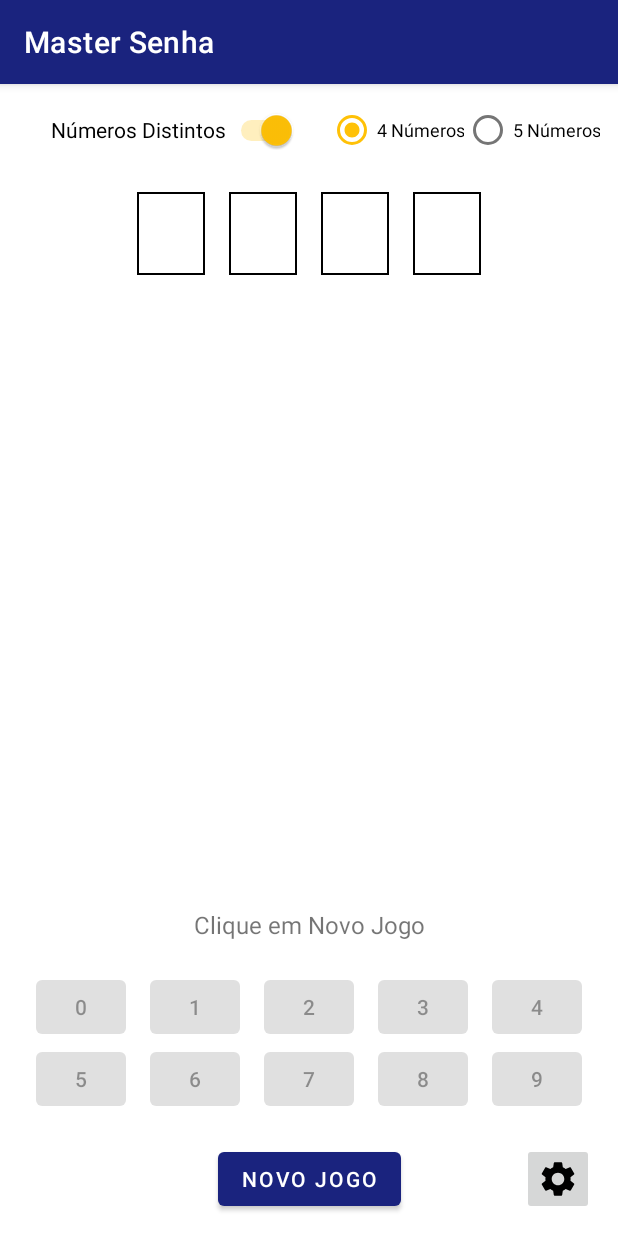
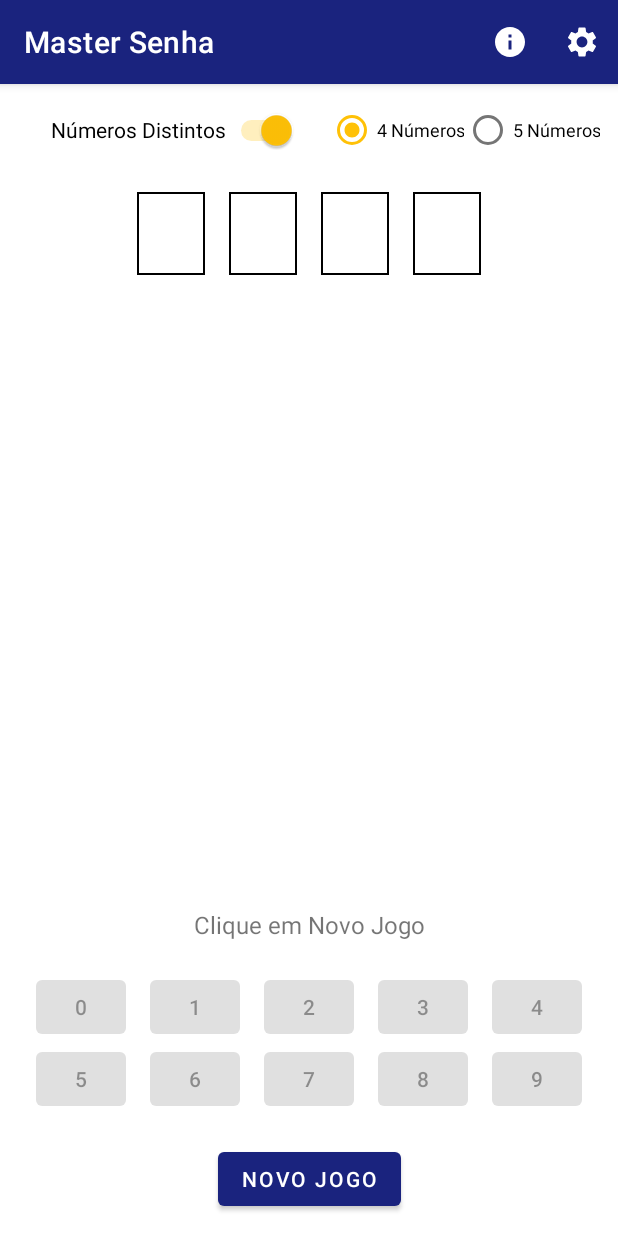
Before and after one commit to fleichtweis/MasterSenha, an Android app: the screen it shows after launch (MainActivity), on a phone screen of 412 x 824 dp. Run offline under Robolectric (Android 15) with nearby library versions, the phone set to English and light mode, and no system bars.

Commit message:
Adicionado menu configurações e informações, e as respectivas Activity's.

```diff
--- a/app/src/main/java/com/fleichtweis/mastersenha/MainActivity.kt
+++ b/app/src/main/java/com/fleichtweis/mastersenha/MainActivity.kt
@@ -13,6 +13,8 @@ import android.text.Spanned
 import android.text.style.BackgroundColorSpan
 import android.text.style.ForegroundColorSpan
 import android.util.Log
+import android.view.Menu
+import android.view.MenuItem
 import android.view.View
 import android.widget.*
 import androidx.core.text.toSpannable
@@ -44,7 +46,6 @@ class MainActivity : AppCompatActivity() {
     // Componentes da activity
     // Botões
     lateinit var btnNovoAndTesteJogo: Button
-    lateinit var btnConfiguracoes: ImageButton
     lateinit var btnReset: ImageButton
     lateinit var switchNumerosDistintos: Switch
     lateinit var radioBtn4Numeros: RadioButton
@@ -100,12 +101,12 @@ class MainActivity : AppCompatActivity() {
         setContentView(R.layout.activity_main)
 
         btnNovoAndTesteJogo = findViewById(R.id.btn_newAndTestGame)
-        btnConfiguracoes = findViewById(R.id.imageBtnConfig)
 
         btnReset = findViewById(R.id.imageBtnReset)
         radioBtn4Numeros = findViewById(R.id.radioBtn4numeros)
         radioBtn5Numeros = findViewById(R.id.radioBtn5numeros)
         switchNumerosDistintos = findViewById(R.id.switch_numerosDistintos)
+
 
         btn0 = findViewById(R.id.btn0)
         btn1 = findViewById(R.id.btn1)
@@ -183,10 +184,7 @@ class MainActivity : AppCompatActivity() {
             }
         }
 
-        btnConfiguracoes.setOnClickListener {
-            val intent = Intent(this, ConfiguracoesActivity::class.java)
-            startActivity(intent)
-        }
+
 
         //Função já chama as configurações iniciais
         componentesQuintoDigito()
@@ -196,6 +194,33 @@ class MainActivity : AppCompatActivity() {
 
     }
 
+    //Menu
+    override fun onCreateOptionsMenu(menu: Menu?): Boolean {
+        menuInflater.inflate(R.menu.menu, menu)
+        return true
+    }
+
+    //Menu - Itens
+    override fun onOptionsItemSelected(item: MenuItem): Boolean {
+        val id = item.itemId
+
+        if (id == R.id.menu_configuracoes){
+            if (!jogando){
+                val intent = Intent(this, ConfiguracoesActivity::class.java)
+                startActivity(intent)
+                return true
+            }
+        }
+        if (id == R.id.menu_informacoes){
+            if (!jogando){
+                val intent = Intent(this, InformacoesActivity::class.java)
+                startActivity(intent)
+                return true
+            }
+        }
+
+        return super.onOptionsItemSelected(item)
+    }
 
     //Clique em um dos textviews da tentativa de senha
     fun textviewTentativa(view: View){
@@ -628,14 +653,12 @@ class MainActivity : AppCompatActivity() {
         if (jogando){
             btnReset.isEnabled = true
             btnReset.visibility = View.VISIBLE
-            btnConfiguracoes.isEnabled = false
             switchNumerosDistintos.isEnabled = false
             radioBtn4Numeros.isEnabled = false
             radioBtn5Numeros.isEnabled = false
         } else{
             btnReset.isEnabled = false
             btnReset.visibility = View.INVISIBLE
-            btnConfiguracoes.isEnabled = true
             switchNumerosDistintos.isEnabled = true
             radioBtn4Numeros.isEnabled = true
             radioBtn5Numeros.isEnabled = true
--- /dev/null
+++ b/app/src/main/res/drawable/ic_baseline_info_24.xml
@@ -0,0 +1,5 @@
+<vector android:height="24dp" android:tint="#FFFFFF"
+    android:viewportHeight="24" android:viewportWidth="24"
+    android:width="24dp" xmlns:android="http://schemas.android.com/apk/res/android">
+    <path android:fillColor="@android:color/white" android:pathData="M12,2C6.48,2 2,6.48 2,12s4.48,10 10,10 10,-4.48 10,-10S17.52,2 12,2zM13,17h-2v-6h2v6zM13,9h-2L11,7h2v2z"/>
+</vector>
--- a/app/src/main/res/drawable/ic_baseline_settings_24.xml
+++ b/app/src/main/res/drawable/ic_baseline_settings_24.xml
@@ -1,4 +1,4 @@
-<vector android:height="24dp" android:tint="#000000"
+<vector android:height="24dp" android:tint="#FFFFFF"
     android:viewportHeight="24" android:viewportWidth="24"
     android:width="24dp" xmlns:android="http://schemas.android.com/apk/res/android">
     <path android:fillColor="@android:color/white" android:pathData="M19.14,12.94c0.04,-0.3 0.06,-0.61 0.06,-0.94c0,-0.32 -0.02,-0.64 -0.07,-0.94l2.03,-1.58c0.18,-0.14 0.23,-0.41 0.12,-0.61l-1.92,-3.32c-0.12,-0.22 -0.37,-0.29 -0.59,-0.22l-2.39,0.96c-0.5,-0.38 -1.03,-0.7 -1.62,-0.94L14.4,2.81c-0.04,-0.24 -0.24,-0.41 -0.48,-0.41h-3.84c-0.24,0 -0.43,0.17 -0.47,0.41L9.25,5.35C8.66,5.59 8.12,5.92 7.63,6.29L5.24,5.33c-0.22,-0.08 -0.47,0 -0.59,0.22L2.74,8.87C2.62,9.08 2.66,9.34 2.86,9.48l2.03,1.58C4.84,11.36 4.8,11.69 4.8,12s0.02,0.64 0.07,0.94l-2.03,1.58c-0.18,0.14 -0.23,0.41 -0.12,0.61l1.92,3.32c0.12,0.22 0.37,0.29 0.59,0.22l2.39,-0.96c0.5,0.38 1.03,0.7 1.62,0.94l0.36,2.54c0.05,0.24 0.24,0.41 0.48,0.41h3.84c0.24,0 0.44,-0.17 0.47,-0.41l0.36,-2.54c0.59,-0.24 1.13,-0.56 1.62,-0.94l2.39,0.96c0.22,0.08 0.47,0 0.59,-0.22l1.92,-3.32c0.12,-0.22 0.07,-0.47 -0.12,-0.61L19.14,12.94zM12,15.6c-1.98,0 -3.6,-1.62 -3.6,-3.6s1.62,-3.6 3.6,-3.6s3.6,1.62 3.6,3.6S13.98,15.6 12,15.6z"/>
--- a/app/src/main/res/layout/activity_main.xml
+++ b/app/src/main/res/layout/activity_main.xml
@@ -251,21 +251,6 @@
         android:src="@drawable/ic_baseline_autorenew_24"
         app:layout_constraintBottom_toBottomOf="parent"
         app:layout_constraintStart_toStartOf="parent"
-        app:layout_constraintTop_toTopOf="@+id/guidelineInferior" />
-
-    <ImageButton
-        android:id="@+id/imageBtnConfig"
-        android:layout_width="wrap_content"
-        android:layout_height="wrap_content"
-        android:layout_marginTop="8dp"
-        android:layout_marginEnd="16dp"
-        android:layout_marginBottom="8dp"
-        android:contentDescription="@string/content_btn_config"
-        android:minHeight="48dp"
-        android:scaleType="centerCrop"
-        android:src="@drawable/ic_baseline_settings_24"
-        app:layout_constraintBottom_toBottomOf="parent"
-        app:layout_constraintEnd_toEndOf="parent"
         app:layout_constraintTop_toTopOf="@+id/guidelineInferior" />
 
     <RadioGroup
--- /dev/null
+++ b/app/src/main/res/menu-v26/menu.xml
@@ -0,0 +1,18 @@
+<?xml version="1.0" encoding="utf-8"?>
+<menu xmlns:android="http://schemas.android.com/apk/res/android"
+    xmlns:app="http://schemas.android.com/apk/res-auto">
+
+    <item
+        android:id="@+id/menu_informacoes"
+        android:icon="@drawable/ic_baseline_info_24"
+        android:orderInCategory="1"
+        android:title="@string/menu_informacoes"
+        app:showAsAction="ifRoom" />
+    <item
+        android:id="@+id/menu_configuracoes"
+        android:icon="@drawable/ic_baseline_settings_24"
+        android:orderInCategory="2"
+        android:title="@string/menu_configuracoes"
+        app:showAsAction="ifRoom" />
+
+</menu>
--- /dev/null
+++ b/app/src/main/res/menu/menu.xml
@@ -0,0 +1,18 @@
+<?xml version="1.0" encoding="utf-8"?>
+<menu xmlns:android="http://schemas.android.com/apk/res/android"
+    xmlns:app="http://schemas.android.com/apk/res-auto">
+
+    <item
+        android:id="@+id/menu_informacoes"
+        android:icon="@drawable/ic_baseline_info_24"
+        android:title="@string/menu_informacoes"
+        android:orderInCategory="1"
+        app:showAsAction="ifRoom" />
+    <item
+        android:id="@+id/menu_configuracoes"
+        android:icon="@drawable/ic_baseline_settings_24"
+        android:orderInCategory="2"
+        android:title="@string/menu_configuracoes"
+        app:showAsAction="ifRoom" />
+
+</menu>
--- a/app/src/main/res/values/strings.xml
+++ b/app/src/main/res/values/strings.xml
@@ -34,4 +34,11 @@
     <string name="content_txt_tentativa">Campo com o dígito para tentativa de senha</string>
     <string name="content_btn_reset">Botão para resetar o jogo</string>
     <string name="content_btn_config">Botão de configurações do jogo</string>
+
+
+    <!-- Textos MENU -->
+    <string name="menu_configuracoes">Configurações</string>
+    <string name="menu_informacoes">Informações</string>
+
+
 </resources>
```
Also changed, not shown: app/src/main/AndroidManifest.xml (+9 -1 lines), app/src/main/java/com/fleichtweis/mastersenha/ConfiguracoesActivity.kt (added, +11 -0 lines), app/src/main/java/com/fleichtweis/mastersenha/InformacoesActivity.kt (added, +11 -0 lines), app/src/main/res/layout/activity_configuracoes.xml (added, +142 -0 lines), app/src/main/res/layout/activity_informacoes.xml (added, +90 -0 lines).
